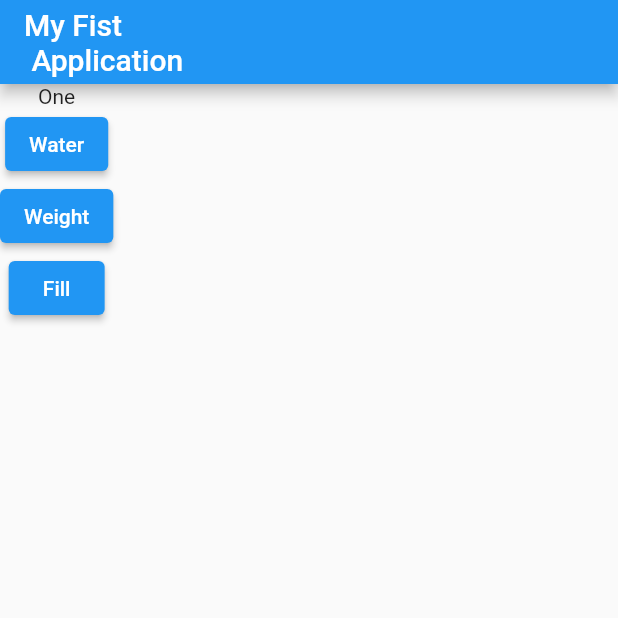
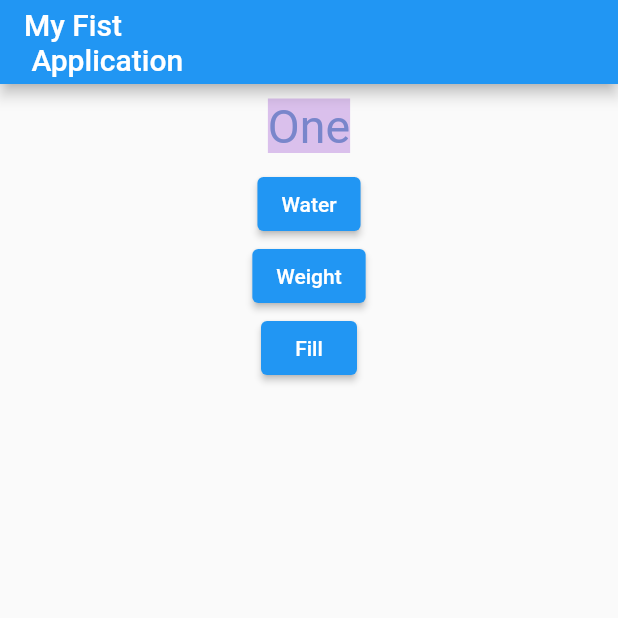
Before and after one commit to Setu-13/FlutterApp-1, a Flutter app: the screen it shows after launch, on a phone screen of 412 x 824 dp, the top half of it. Run offline on Flutter 3.47's test engine with Material 2 defaults, Android fonts, the phone set to English and light mode, and no system bars.

Commit message:
Added styling to the text, with more color and size with pading.. also added container to bring the allingment in center.

```diff
--- a/lib/question.dart
+++ b/lib/question.dart
@@ -7,6 +7,16 @@ class Question extends StatelessWidget {
 
   @override
   Widget build(BuildContext context) {
-    return Text(questionText);
+    return Container(
+        width: double.infinity,
+        margin: EdgeInsets.all(10),
+        child: Text(
+          questionText,
+          textAlign: TextAlign.center,
+          style: TextStyle(
+              fontSize: 31,
+              color: Colors.indigo.shade300,
+              backgroundColor: Color.fromARGB(80, 149, 66, 204)),
+        ));
   }
 }
```
